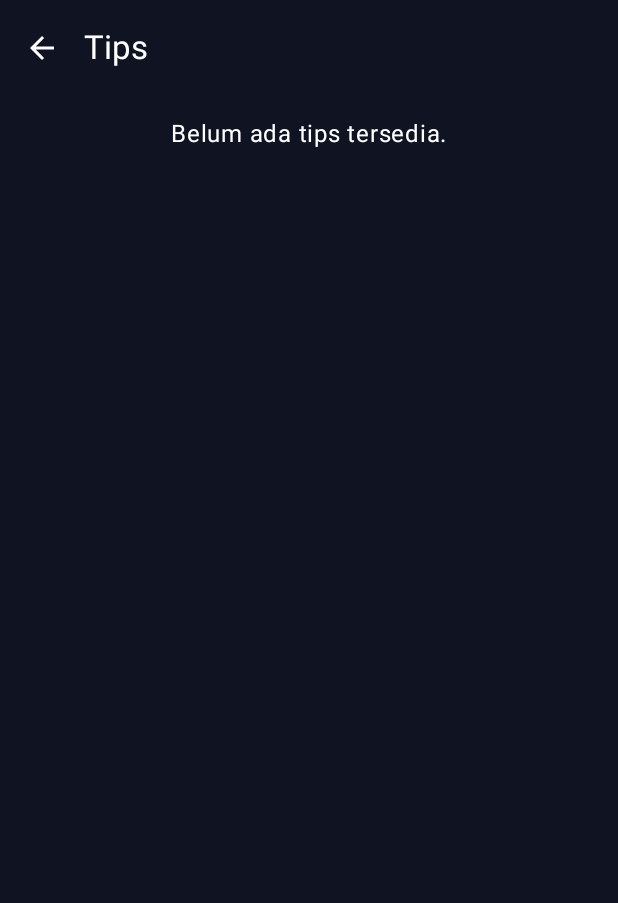
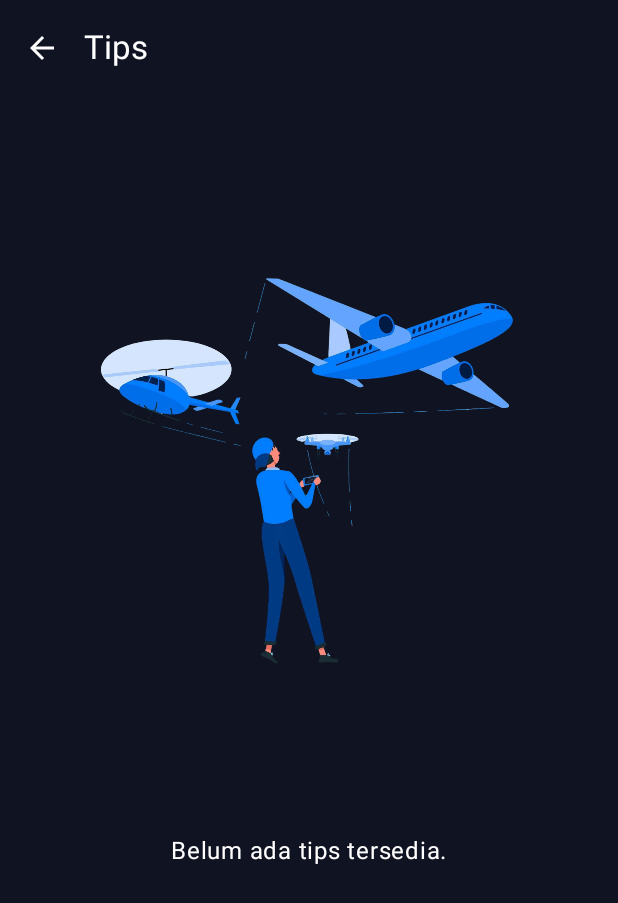
Before and after one commit to rammm2005/daily_life_tracking_app, an Android app built with Jetpack Compose: the MainActivity screen opened directly, with no data from a screen before it, after a tap on "Tips", on a phone screen of 412 x 824 dp. Shown: the top 903 px of the screen. Run offline under Robolectric (Android 15) with nearby library versions, the phone set to English and light mode, and no system bars; our stand-ins replace constraintlayout-compose; libraries missing offline, so code that uses them is left out: org.bson, org.bson.types; pictures from the network do not load.

Commit message:
add fix upload image and create functin and logic on tips

```diff
--- a/app/src/main/java/com/example/gym_app/activity/tip/TipScreen.kt
+++ b/app/src/main/java/com/example/gym_app/activity/tip/TipScreen.kt
@@ -1,5 +1,6 @@
 package com.example.gym_app.activity.tip
 
+import android.util.Log
 import androidx.compose.foundation.Image
 import androidx.compose.foundation.background
 import androidx.compose.foundation.layout.*
@@ -14,6 +15,7 @@ import androidx.compose.ui.Modifier
 import androidx.compose.ui.graphics.Color
 import androidx.compose.ui.platform.LocalContext
 import androidx.compose.ui.res.colorResource
+import androidx.compose.ui.res.painterResource
 import androidx.compose.ui.unit.dp
 import androidx.navigation.NavController
 import coil.compose.AsyncImage
@@ -31,7 +33,9 @@ fun TipScreen(navController: NavController, isAdmin: Boolean) {
     val coroutineScope = rememberCoroutineScope()
 
     LaunchedEffect(true) {
-        tips = tipRepository.getTips() ?: emptyList()
+        val result = tipRepository.getAllTips()
+        Log.d("TIPS", "Result: $result")
+        tips = result ?: emptyList()
     }
 
     Scaffold(
@@ -72,6 +76,32 @@ fun TipScreen(navController: NavController, isAdmin: Boolean) {
                 .background(colorResource(id = R.color.mainColor))
                 .padding(16.dp)
         ) {
+            if (tips.isEmpty()) {
+                item {
+                    Box(
+                        modifier = Modifier
+                            .fillMaxSize()
+                            .padding(16.dp),
+                        contentAlignment = Alignment.Center
+                    ) {
+                        Column(horizontalAlignment = Alignment.CenterHorizontally) {
+                            Image(
+                                painter = painterResource(id = R.drawable.not_avaible),
+                                contentDescription = "Empty state image",
+                                modifier = Modifier
+                                    .size(450.dp)
+                            )
+                            Spacer(modifier = Modifier.height(12.dp))
+                            Text(
+                                text = "Belum ada tips tersedia.",
+                                color = MaterialTheme.colorScheme.onPrimary,
+                                style = MaterialTheme.typography.bodyLarge
+                            )
+                        }
+                    }
+                }
+
+        } else {
                 items(tips) { tip ->
                     Card(
                         modifier = Modifier
@@ -81,13 +111,16 @@ fun TipScreen(navController: NavController, isAdmin: Boolean) {
                         elevation = CardDefaults.cardElevation(4.dp)
                     ) {
                         Column(modifier = Modifier.padding(16.dp)) {
+                            if (tip.images.isNotEmpty()) {
                                 AsyncImage(
-                            model = tip.Image,
+                                    model = tip.images[0],
                                     contentDescription = null,
                                     modifier = Modifier
                                         .fillMaxWidth()
                                         .height(180.dp)
                                 )
+                            }
+
                             Spacer(modifier = Modifier.height(8.dp))
                             Text(text = tip.title, style = MaterialTheme.typography.titleMedium)
                             Spacer(modifier = Modifier.height(4.dp))
@@ -111,7 +144,7 @@ fun TipScreen(navController: NavController, isAdmin: Boolean) {
                                         coroutineScope.launch {
                                             tip._id?.let {
                                                 tipRepository.deleteTip(it)
-                                            tips = tipRepository.getTips() ?: emptyList()
+                                                tips = tipRepository.getAllTips() ?: emptyList()
                                             }
                                         }
                                     }) {
@@ -122,21 +155,7 @@ fun TipScreen(navController: NavController, isAdmin: Boolean) {
                         }
                     }
                 }
-
-            if (tips.isEmpty()) {
-                item {
-                    Box(
-                        modifier = Modifier.fillMaxSize(),
-                        contentAlignment = Alignment.Center
-                    ) {
-                        Text(
-                            text = "Belum ada tips tersedia.",
-                            color = MaterialTheme.colorScheme.onPrimary,
-                            style = MaterialTheme.typography.bodyLarge
-                        )
             }
         }
     }
 }
-    }
-}
--- a/app/src/main/java/com/example/gym_app/model/Tip.kt
+++ b/app/src/main/java/com/example/gym_app/model/Tip.kt
@@ -4,9 +4,10 @@ import org.bson.types.ObjectId
 
 data class Tip(
     val _id: String? = null,
-    val Image: String,
+    val images: List<String> = emptyList(),
     val title: String,
     val content: String,
     val description_short: String?,
+//    val userId: String?,
     val type: String
 )
--- a/app/src/main/java/com/example/gym_app/network/RetrofitClient.kt
+++ b/app/src/main/java/com/example/gym_app/network/RetrofitClient.kt
@@ -6,7 +6,7 @@ import retrofit2.Retrofit
 import retrofit2.converter.gson.GsonConverterFactory
 
 object RetrofitClient {
-    private const val BASE_URL = "http://192.168.1.8:8000/"
+    private const val BASE_URL = "http://192.168.1.14:8000/"
 
     private val loggingInterceptor = HttpLoggingInterceptor().apply {
         level = HttpLoggingInterceptor.Level.BODY
--- a/app/src/main/java/com/example/gym_app/network/apiService.kt
+++ b/app/src/main/java/com/example/gym_app/network/apiService.kt
@@ -3,6 +3,9 @@ package com.example.gym_app.network
 import com.example.gym_app.model.Meal
 import com.example.gym_app.model.Tip
 import com.example.gym_app.model.User
+import com.google.gson.annotations.SerializedName
+import okhttp3.MultipartBody
+import okhttp3.RequestBody
 import retrofit2.Response
 import retrofit2.http.*
 
@@ -29,11 +32,32 @@ interface ApiService {
     @GET("api/tips/{userId}")
     suspend fun getTipsByUserId(@Path("userId") userId: String): Response<TipListResponse>
 
+    @GET("api/tips/all/data")
+    suspend fun getAllTips(): TipListResponse
+
+    @Multipart
     @POST("api/tips")
-    suspend fun createTip(@Body tip: Tip): Response<TipResponse>
+    suspend fun createTipWithImage(
+        @Part("title") title: RequestBody,
+        @Part("content") content: RequestBody,
+        @Part("description_short") descriptionShort: RequestBody,
+        @Part("type") type: RequestBody,
+        @Part("userId") userId: RequestBody,
+        @Part images: List<MultipartBody.Part>
+    ): Response<TipResponse>
 
+
+    @Multipart
     @PUT("api/tips/{id}")
-    suspend fun updateTip(@Path("id") id: String, @Body tip: Tip): Response<TipResponse>
+    suspend fun updateTipWithImage(
+        @Path("id") id: String,
+        @Part("title") title: RequestBody,
+        @Part("content") content: RequestBody,
+        @Part("description_short") descriptionShort: RequestBody,
+        @Part("type") type: RequestBody,
+        @Part("userId") userId: RequestBody,
+        @Part images: List<MultipartBody.Part>
+    ): Response<TipResponse>
 
     @DELETE("api/tips/{id}")
     suspend fun deleteTip(@Path("id") id: String): Response<ApiResponse>
@@ -64,6 +88,7 @@ data class VerifyOtpResponse(val success: Boolean, val message: String?, val rol
 data class UserResponse(
     val success: Boolean,
     val message: String?,
+    @SerializedName("userId")
     val Id: String?
 )
 
--- a/app/src/main/res/xml/network_security_config.xml
+++ b/app/src/main/res/xml/network_security_config.xml
@@ -2,5 +2,9 @@
 <network-security-config xmlns:tools="http://schemas.android.com/tools">
     <domain-config cleartextTrafficPermitted="true" includeSubdomains="false">
         <domain tools:ignore="NetworkSecurityConfig">192.168.1.8</domain>
+        <domain tools:ignore="NetworkSecurityConfig">192.168.1.76</domain>
+        <domain tools:ignore="NetworkSecurityConfig">
+            192.168.1.14
+        </domain>
     </domain-config>
 </network-security-config>
```
Also changed, not shown: app/src/main/java/com/example/gym_app/activity/tip/CreateUpdateTipScreen.kt (+75 -29 lines), app/src/main/java/com/example/gym_app/component/uploadImage.kt (added, +16 -0 lines), app/src/main/java/com/example/gym_app/repository/Tip.kt (+117 -9 lines), app/src/main/java/com/example/gym_app/screen/AppNavHost.kt (+4 -4 lines), app/src/main/res/drawable/not_avaible.png (added). Lines whose indentation alone changed are shown as unchanged.
